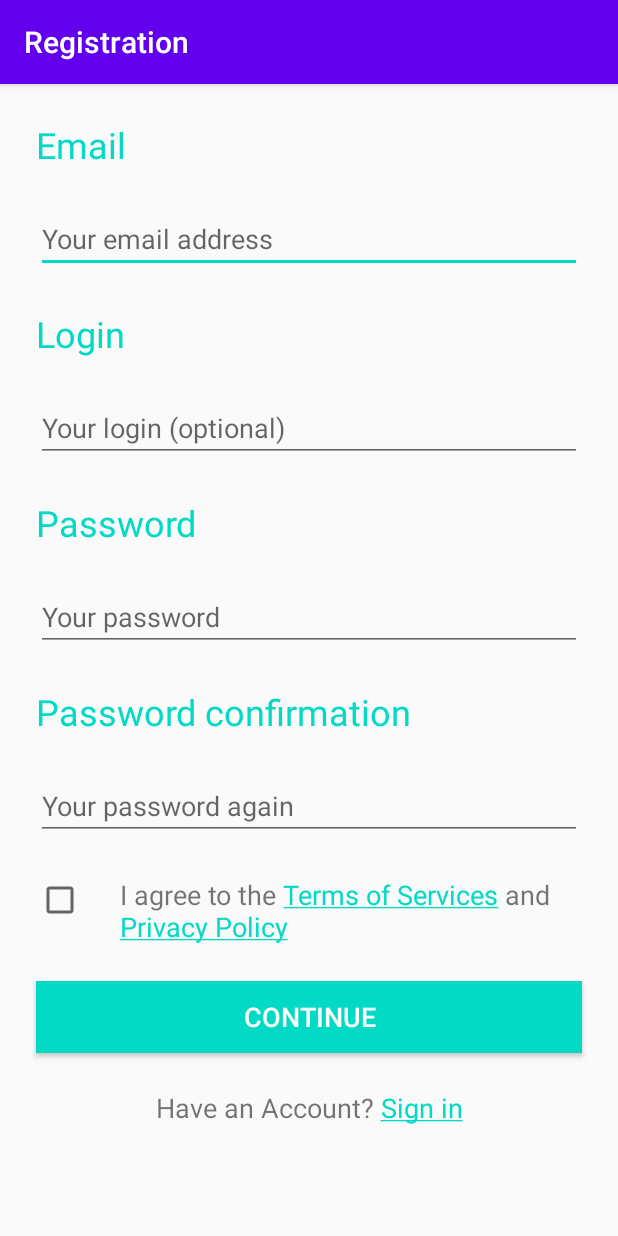
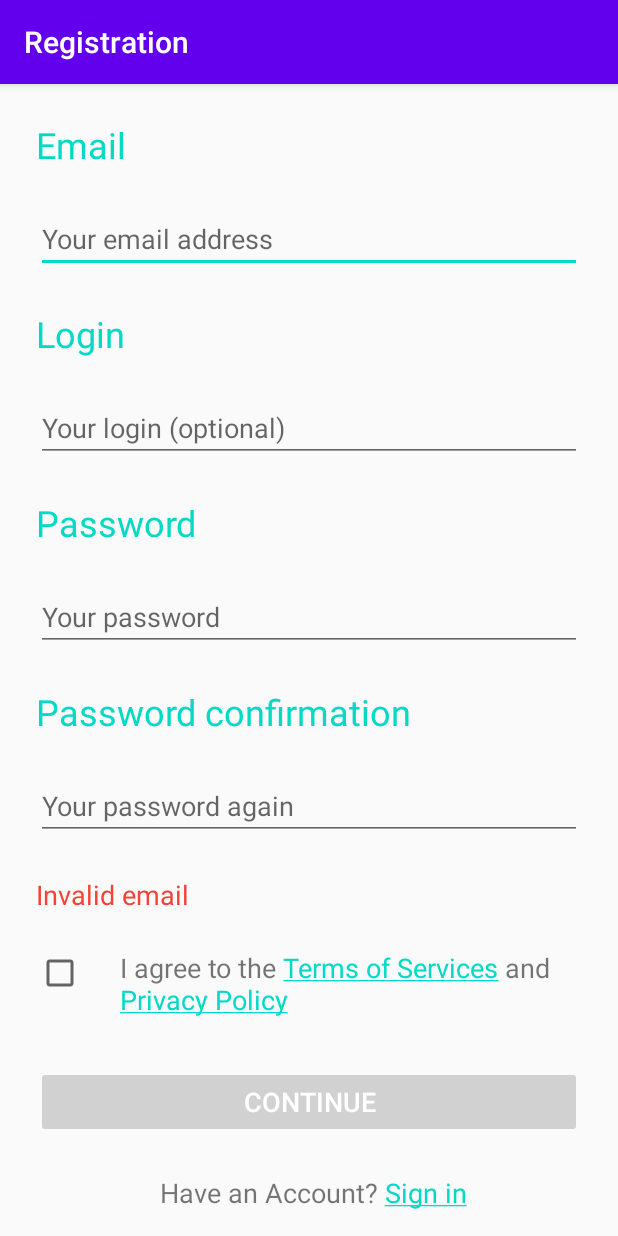
Before and after one commit to ToosaFinder/toosa-finder-android, an Android app: the screen it shows after launch (RegistrationActivity), on a phone screen of 412 x 824 dp. Run offline under Robolectric (Android 15) with nearby library versions, the phone set to English and light mode, and no system bars.

Commit message:
Data validation and retrofit repository

```diff
--- a/app/src/main/AndroidManifest.xml
+++ b/app/src/main/AndroidManifest.xml
@@ -11,7 +11,7 @@
         android:supportsRtl="true"
         android:theme="@style/AppTheme">
         <activity
-            android:name=".RegistrationActivity"
+            android:name=".registration.RegistrationActivity"
             android:label="@string/title_activity_registration">
             <intent-filter>
                 <action android:name="android.intent.action.MAIN" />
--- a/app/src/main/java/com/toosafinder/App.kt
+++ b/app/src/main/java/com/toosafinder/App.kt
@@ -4,6 +4,8 @@ import android.app.Application
 import com.toosafinder.data.LoginDataSource
 import com.toosafinder.data.LoginRepository
 import com.toosafinder.login.LoginViewModel
+import com.toosafinder.registration.RegistrationRepository
+import com.toosafinder.registration.RegistrationViewModel
 import org.koin.android.ext.koin.androidContext
 import org.koin.core.context.startKoin
 import org.koin.dsl.module
@@ -15,6 +17,8 @@ val loginModule = module {
     single { LoginDataSource() }
     single { LoginRepository(get()) }
     single { LoginViewModel(get()) }
+    single { RegistrationRepository() }
+    single { RegistrationViewModel(get()) }
 }
 
 /**
--- a/app/src/main/java/com/toosafinder/RegistrationActivity.kt
+++ /dev/null
@@ -1,24 +0,0 @@
-package com.toosafinder
-
-import android.os.Bundle
-import android.util.Log
-import androidx.appcompat.app.AppCompatActivity
-import com.toosafinder.registration.RegistrationRepository
-import kotlinx.android.synthetic.main.content_registration.*
-
-class RegistrationActivity : AppCompatActivity() {
-    private val registrationRepository: RegistrationRepository = RegistrationRepository()
-
-    override fun onCreate(savedInstanceState: Bundle?) {
-        super.onCreate(savedInstanceState)
-        setContentView(R.layout.activity_registration)
-
-        buttonContinue.setOnClickListener() { _ -> processRegistration() }
-    }
-
-    private fun processRegistration() {
-        Log.d("HUy", "serezha")
-        registrationRepository.registerUser(textFieldEmail.text.toString(),
-            textFieldLogin.text.toString(), textFieldPassword.text.toString())
-    }
-}
--- /dev/null
+++ b/app/src/main/java/com/toosafinder/registration/RegistrationActivity.kt
@@ -0,0 +1,57 @@
+package com.toosafinder.registration
+
+import android.os.Bundle
+import android.util.Log
+import androidx.appcompat.app.AppCompatActivity
+import com.toosafinder.R
+import com.toosafinder.login.afterTextChanged
+import kotlinx.android.synthetic.main.content_registration.*
+import org.koin.android.viewmodel.ext.android.getViewModel
+
+class RegistrationActivity : AppCompatActivity() {
+    private lateinit var registrationViewModel: RegistrationViewModel
+
+    override fun onCreate(savedInstanceState: Bundle?) {
+        super.onCreate(savedInstanceState)
+        setContentView(R.layout.activity_registration)
+
+        registrationViewModel = getViewModel()
+
+        registrationViewModel.registrationFormState.observe(this@RegistrationActivity) { registrationState ->
+            when(registrationState) {
+                is RegistrationFormState.InvalidEmail ->
+                    textErrorMessage.text = getString(R.string.invalid_email)
+                is RegistrationFormState.InvalidLogin ->
+                    textErrorMessage.text = getString(R.string.invalid_username)
+                is RegistrationFormState.UnequalPasswords ->
+                    textErrorMessage.text = getString(R.string.invalid_password_unequal)
+                is RegistrationFormState.InvalidPassword ->
+                    textErrorMessage.text = getString(R.string.invalid_password_short)
+                is RegistrationFormState.Valid ->
+                    textErrorMessage.text = getString(R.string.all_valid)
+            }
+            buttonContinue.isEnabled = registrationState == RegistrationFormState.Valid
+        }
+
+        val onDataChanged = {
+            registrationViewModel.registrationDataChange(
+                textFieldEmail.text.toString(),
+                textFieldLogin.text.toString(),
+                textFieldPassword.text.toString(),
+                textFieldPasswordConfirmation.text.toString()
+            )
+        }
+
+        onDataChanged()
+
+        textFieldEmail.afterTextChanged { onDataChanged() }
+        textFieldLogin.afterTextChanged { onDataChanged() }
+        textFieldPassword.afterTextChanged { onDataChanged() }
+        textFieldPasswordConfirmation.afterTextChanged { onDataChanged() }
+
+        buttonContinue.setOnClickListener{
+            registrationViewModel.registerUser(DTOUser(textFieldEmail.toString(),
+                textFieldLogin.toString(), textFieldPassword.toString()))
+        }
+    }
+}
--- /dev/null
+++ b/app/src/main/java/com/toosafinder/registration/RegistrationFormState.kt
@@ -0,0 +1,9 @@
+package com.toosafinder.registration
+
+sealed class RegistrationFormState {
+    object Valid : RegistrationFormState()
+    object InvalidEmail : RegistrationFormState()
+    object InvalidLogin : RegistrationFormState()
+    object UnequalPasswords : RegistrationFormState()
+    object InvalidPassword : RegistrationFormState()
+}
--- /dev/null
+++ b/app/src/main/java/com/toosafinder/registration/RegistrationViewModel.kt
@@ -0,0 +1,33 @@
+package com.toosafinder.registration
+
+import androidx.lifecycle.LiveData
+import androidx.lifecycle.MutableLiveData
+import androidx.lifecycle.ViewModel
+import androidx.lifecycle.viewModelScope
+import com.toosafinder.utils.isEmailValid
+import com.toosafinder.utils.isPasswordValid
+import com.toosafinder.utils.isUserNameValid
+import kotlinx.coroutines.launch
+
+class RegistrationViewModel(private val registrationRepository: RegistrationRepository) : ViewModel(){
+    private val _registrationState = MutableLiveData<RegistrationFormState>()
+    val registrationFormState: LiveData<RegistrationFormState> = _registrationState
+
+    fun registerUser(user: DTOUser) = viewModelScope.launch {
+        registrationRepository.registerUser(user)
+    }
+
+    fun registrationDataChange(email: String, login: String, password: String, passwordConfirmation: String) {
+        _registrationState.value = com.toosafinder.registration.registrationDataChange(email, login, password, passwordConfirmation)
+    }
+}
+
+fun registrationDataChange(email: String, login: String, password: String, passwordConfirmation: String): RegistrationFormState {
+    return when {
+        !isEmailValid(email) -> RegistrationFormState.InvalidEmail
+        !isUserNameValid(login) -> RegistrationFormState.InvalidLogin
+        !isPasswordValid(password) -> RegistrationFormState.InvalidPassword
+        password != passwordConfirmation -> RegistrationFormState.UnequalPasswords
+        else -> RegistrationFormState.Valid
+    }
+}
--- /dev/null
+++ b/app/src/main/java/com/toosafinder/utils/Validator.kt
@@ -0,0 +1,16 @@
+package com.toosafinder.utils
+
+import android.util.Patterns
+
+fun isUserNameValid(username: String): Boolean =
+    if (username.contains('@')) {
+        Patterns.EMAIL_ADDRESS.matcher(username).matches()
+    } else {
+        username.isNotBlank()
+    }
+
+fun isEmailValid(email: String): Boolean =
+    email.contains(Regex(".*@.*"))
+
+    // A placeholder password validation check
+fun isPasswordValid(password: String): Boolean = password.length > 5
--- a/app/src/main/res/layout/activity_registration.xml
+++ b/app/src/main/res/layout/activity_registration.xml
@@ -4,7 +4,7 @@
     xmlns:tools="http://schemas.android.com/tools"
     android:layout_width="match_parent"
     android:layout_height="match_parent"
-    tools:context=".RegistrationActivity"
+    tools:context=".registration.RegistrationActivity"
     android:id="@+id/coordinatorLayout">
 
     <ScrollView
--- a/app/src/main/res/layout/content_registration.xml
+++ b/app/src/main/res/layout/content_registration.xml
@@ -133,15 +133,15 @@
         app:layout_constraintStart_toStartOf="parent"
         app:layout_constraintTop_toBottomOf="@+id/promptPasswordConfirmation" />
 
-    <CheckBox
-        android:id="@+id/checkBoxAgree"
+    <TextView
+        android:id="@+id/textErrorMessage"
         android:layout_width="wrap_content"
         android:layout_height="wrap_content"
         android:layout_marginStart="@dimen/activity_horizontal_margin"
         android:layout_marginLeft="@dimen/activity_horizontal_margin"
         android:layout_marginTop="@dimen/activity_vertical_margin"
-        android:checked="false"
-        android:textColor="@color/colorAccent"
+        android:textColor="@color/colorError"
+        android:textSize="@dimen/font_size_normal"
         app:layout_constraintStart_toStartOf="parent"
         app:layout_constraintTop_toBottomOf="@+id/textFieldPasswordConfirmation" />
 
@@ -159,25 +159,21 @@
         android:textColorLink="@color/colorAccent"
         android:textSize="@dimen/font_size_normal"
         app:layout_constraintEnd_toEndOf="parent"
+        app:layout_constraintHorizontal_bias="1.0"
         app:layout_constraintStart_toEndOf="@+id/checkBoxAgree"
-        app:layout_constraintTop_toBottomOf="@+id/textFieldPasswordConfirmation" />
+        app:layout_constraintTop_toBottomOf="@+id/textErrorMessage" />
 
-    <Button
-        android:id="@+id/buttonContinue"
-        android:layout_width="0dp"
+    <CheckBox
+        android:id="@+id/checkBoxAgree"
+        android:layout_width="wrap_content"
         android:layout_height="wrap_content"
         android:layout_marginStart="@dimen/activity_horizontal_margin"
         android:layout_marginLeft="@dimen/activity_horizontal_margin"
         android:layout_marginTop="@dimen/activity_vertical_margin"
-        android:layout_marginEnd="@dimen/activity_horizontal_margin"
-        android:layout_marginRight="@dimen/activity_horizontal_margin"
-        android:background="@color/colorAccent"
-        android:text="@string/prompt_continue"
-        android:textColor="@android:color/white"
-        android:textSize="@dimen/font_size_normal"
-        app:layout_constraintEnd_toEndOf="parent"
+        android:checked="false"
+        android:textColor="@color/colorAccent"
         app:layout_constraintStart_toStartOf="parent"
-        app:layout_constraintTop_toBottomOf="@+id/promptAgreement" />
+        app:layout_constraintTop_toBottomOf="@+id/textErrorMessage" />
 
     <TextView
         android:id="@+id/promptAccountQuestion"
@@ -193,7 +189,27 @@
         android:textSize="@dimen/font_size_normal"
         app:layout_constraintBottom_toBottomOf="parent"
         app:layout_constraintEnd_toEndOf="parent"
+        app:layout_constraintHorizontal_bias="0.518"
         app:layout_constraintStart_toStartOf="parent"
-        app:layout_constraintTop_toBottomOf="@+id/buttonContinue" />
+        app:layout_constraintTop_toBottomOf="@+id/buttonContinue"
+        app:layout_constraintVertical_bias="0.0" />
+
+    <Button
+        android:id="@+id/buttonContinue"
+        android:layout_width="0dp"
+        android:layout_height="wrap_content"
+        android:layout_marginStart="@dimen/activity_horizontal_margin"
+        android:layout_marginLeft="@dimen/activity_horizontal_margin"
+        android:layout_marginTop="32dp"
+        android:layout_marginEnd="@dimen/activity_horizontal_margin"
+        android:layout_marginRight="@dimen/activity_horizontal_margin"
+        android:text="@string/prompt_continue"
+        android:textColor="@android:color/white"
+        android:textSize="@dimen/font_size_normal"
+        android:theme="@style/AccentButton"
+        app:layout_constraintEnd_toEndOf="parent"
+        app:layout_constraintHorizontal_bias="1.0"
+        app:layout_constraintStart_toStartOf="parent"
+        app:layout_constraintTop_toBottomOf="@+id/promptAgreement" />
 
 </androidx.constraintlayout.widget.ConstraintLayout>
--- a/app/src/main/res/values/colors.xml
+++ b/app/src/main/res/values/colors.xml
@@ -3,4 +3,5 @@
     <color name="colorPrimary">#6200EE</color>
     <color name="colorPrimaryDark">#3700B3</color>
     <color name="colorAccent">#03DAC5</color>
+    <color name="colorError">#F44336</color>
 </resources>
--- a/app/src/main/res/values/strings.xml
+++ b/app/src/main/res/values/strings.xml
@@ -21,7 +21,10 @@
     <string name="account_question">Have an Account? <a href="vk.com">&action_sign_in_short;</a></string>
     <string name="welcome">"Welcome !"</string>
     <string name="invalid_username">Not a valid username</string>
-    <string name="invalid_password">Password must be >5 characters</string>
+    <string name="invalid_password_short">Password must be >5 characters</string>
+    <string name="invalid_password_unequal">Passwords must be equal</string>
+    <string name="invalid_email">Invalid email</string>
+    <string name="all_valid"></string>
     <string name="login_failed">"Login failed"</string>
     <string name="title_activity_registration">Registration</string>
 </resources>
--- a/app/src/main/res/values/styles.xml
+++ b/app/src/main/res/values/styles.xml
@@ -16,4 +16,8 @@
 
     <style name="AppTheme.PopupOverlay" parent="ThemeOverlay.AppCompat.Light" />
 
+    <style name="AccentButton" parent="ThemeOverlay.AppCompat.Dark">
+        <item name="android:buttonStyle">@style/Widget.AppCompat.Button.Colored</item>
+    </style>
+
 </resources>
```
Also changed, not shown: app/build.gradle.kts (+8 -1 lines), app/src/main/java/com/toosafinder/login/LoginViewModel.kt (+2 -13 lines), app/src/main/java/com/toosafinder/registration/RegistrationDataSource.kt (+9 -1 lines), app/src/main/java/com/toosafinder/registration/RegistrationRepository.kt (+7 -3 lines).
